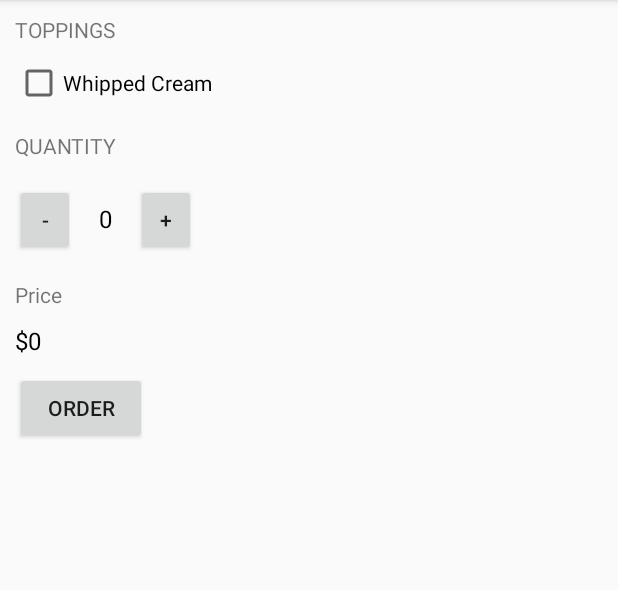
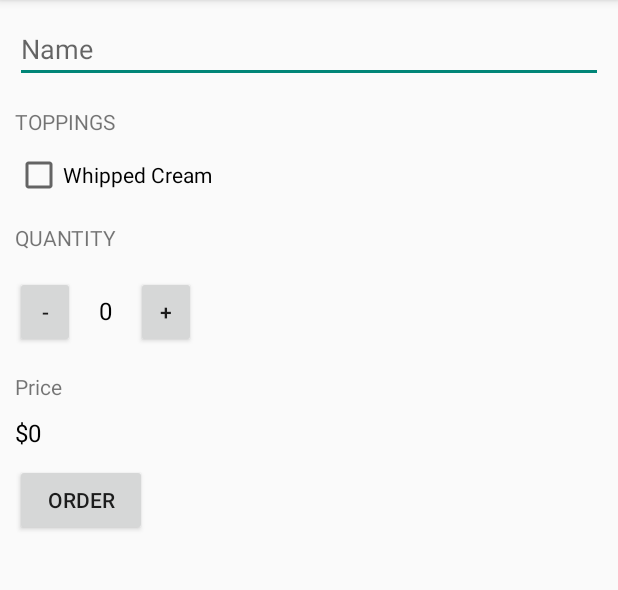
Before and after one commit to pratamawijaya/android-academy-jogja, an Android app: the screen it shows after launch (MainActivity), on a phone screen of 412 x 824 dp, the part 84-674 px from its top. Run offline under Robolectric (Android 15) with nearby library versions, the phone set to English and light mode, and no system bars.

```diff
--- a/batch3/JustJava/app/build.gradle
+++ b/batch3/JustJava/app/build.gradle
@@ -1,13 +1,13 @@
 apply plugin: 'com.android.application'
 
 android {
-  compileSdkVersion 23
+  compileSdkVersion 22
   buildToolsVersion "23.0.1"
 
   defaultConfig {
     applicationId "com.pratamawijaya.justjava"
     minSdkVersion 15
-    targetSdkVersion 23
+    targetSdkVersion 22
     versionCode 1
     versionName "1.0"
   }
@@ -22,6 +22,6 @@ android {
 dependencies {
   compile fileTree(dir: 'libs', include: ['*.jar'])
   testCompile 'junit:junit:4.12'
-  compile 'com.android.support:appcompat-v7:23.0.1'
+  compile 'com.android.support:appcompat-v7:22.2.1'
   // some library
 }
--- a/batch3/JustJava/app/src/main/res/layout/activity_main.xml
+++ b/batch3/JustJava/app/src/main/res/layout/activity_main.xml
@@ -7,6 +7,12 @@
     tools:context=".MainActivity"
     >
 
+  <EditText
+      android:layout_marginBottom="16dp"
+      android:hint="Name"
+      android:layout_width="match_parent"
+      android:layout_height="wrap_content"
+      />
   <TextView
       android:text="TOPPINGS"
       android:layout_width="wrap_content"
```
Also changed, not shown: 1 other file.
